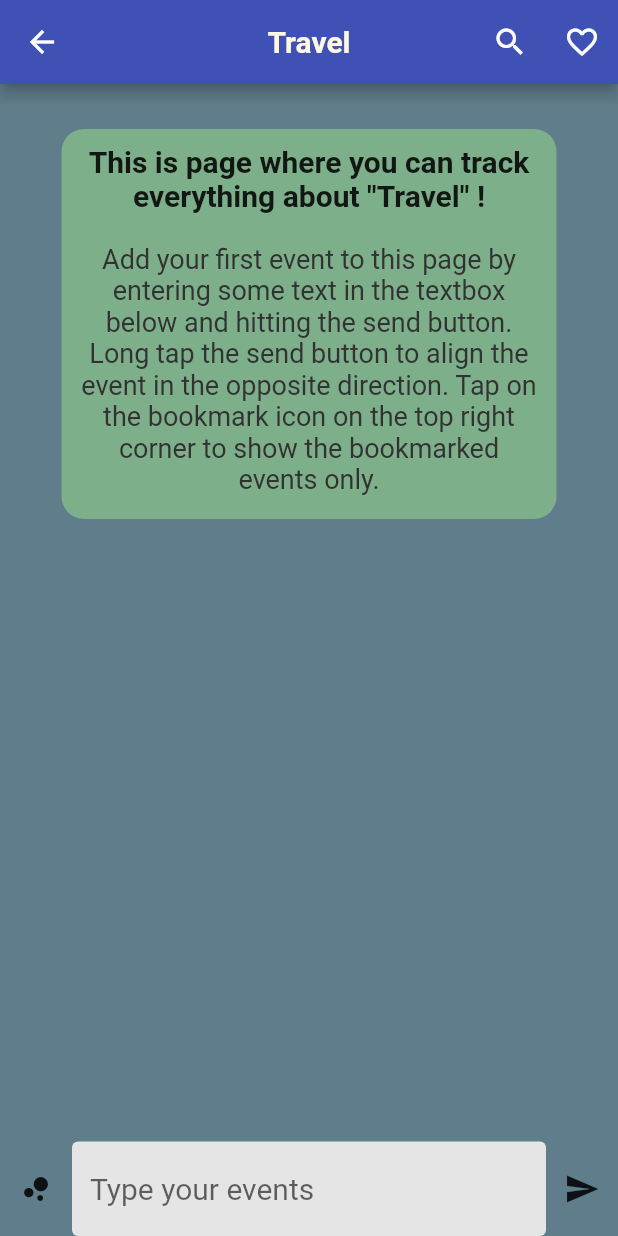
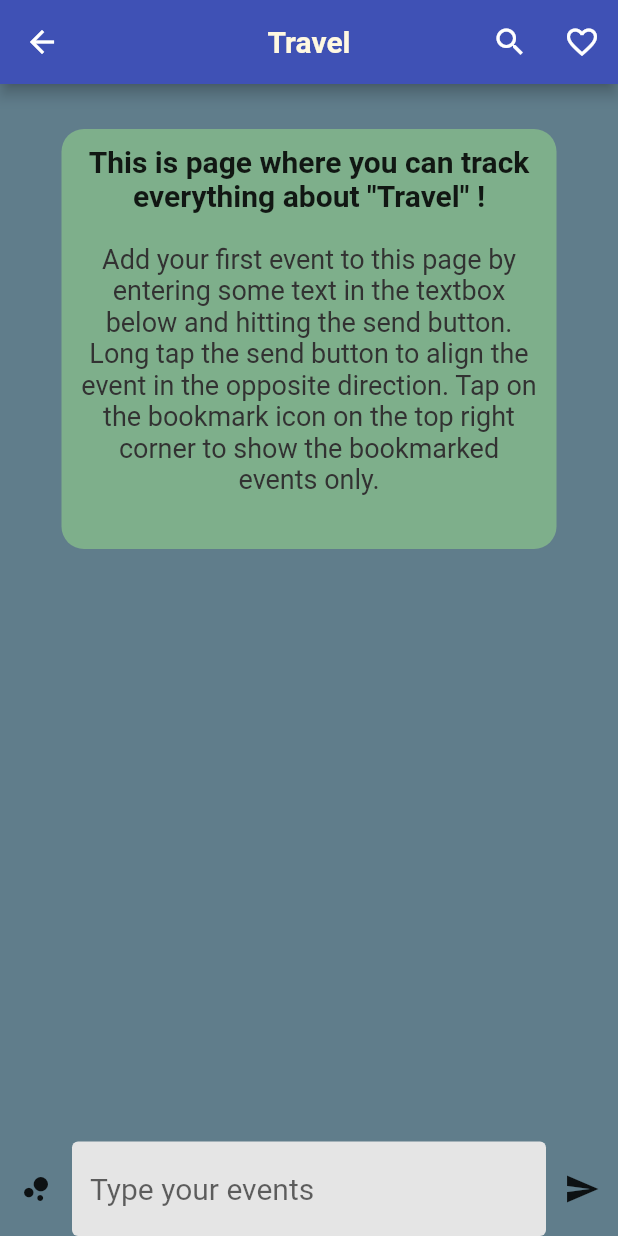
Before and after one commit to What-the-Flutter/WTF-Lab-2, a Flutter app: the screen it shows after launch, after a tap on "Travel", on a phone screen of 412 x 824 dp. Run offline on Flutter 3.47's test engine with Material 2 defaults, Android fonts, the phone set to English and light mode, and no system bars.

Commit message:
Reorganize files into folders

```diff
--- a/786994763/lib/models/page.dart
+++ b/786994763/lib/models/page.dart
@@ -8,7 +8,9 @@ class PageInfo {
   late DateTime createdTime;
   late DateTime lastEditTime;
   List<Event> eventList = [];
+  List<Event> favEventsList = [];
   bool isPinned = false;
+  bool isSelected = false;
 
   PageInfo(this.title, this.icon, this.createdTime, this.lastEditTime);
 }
--- a/786994763/lib/subject_route.dart
+++ b/786994763/lib/pages/events/add_event_route.dart
@@ -1,14 +1,17 @@
 import 'package:flutter/material.dart';
 import 'package:flutter/services.dart';
 
-import '../models/event.dart';
-import 'models/page.dart';
-import 'styles.dart';
+import '../../models/event.dart';
+import '../../models/page.dart';
+import '../../styles.dart';
+import 'const_widgets.dart';
+import 'stateless_widgets_events_page.dart';
 
 class EventList extends StatefulWidget {
   static const routeName = '/events_route';
 
   EventList({Key? key}) : super(key: key);
+  static String title = '';
 
   @override
   _EventListState createState() => _EventListState();
@@ -21,7 +24,6 @@ class _EventListState extends State<EventList> {
 
   List<Event> _eventsList = [];
   List<Event> _favouriteEventsList = [];
-  String _title = '';
   late PageInfo _parentPage;
   int _amountSelectedEvents = 0;
   bool _validateText = false;
@@ -31,7 +33,6 @@ class _EventListState extends State<EventList> {
       'Add your first event to this page by entering some text in the textbox below and hitting the send button. Long tap the send button to align the event in the opposite direction. Tap on the bookmark icon on the top right corner to show the bookmarked events only.';
 
   void _addEvent() {
-    print('selectedIndex: $_selectedIndex');
     if (_selectedIndex != -1) {
       if (_eventsList[_selectedIndex].isEditing == true) {
         _confirmEditingEvent();
@@ -58,11 +59,11 @@ class _EventListState extends State<EventList> {
         if (item.isSelected == true) {
           _textInputController.text = item.content;
           item.isEditing = true;
-          print('${item.content} + ${item.isEditing}');
         }
       }
       _textInputController.selection = TextSelection.fromPosition(
-          TextPosition(offset: _textInputController.text.length));
+        TextPosition(offset: _textInputController.text.length),
+      );
     });
   }
 
@@ -135,7 +136,11 @@ class _EventListState extends State<EventList> {
 
   void _showFavourites() {
     setState(() {
-      _isFavouritesOn ? _isFavouritesOn = false : _isFavouritesOn = true;
+      if (_isFavouritesOn) {
+        _isFavouritesOn = false;
+      } else {
+        _isFavouritesOn = true;
+      }
 
       if (_favouriteEventsList.isEmpty) return;
       _favouriteEventsList.sort((a, b) => a.date.compareTo(b.date));
@@ -162,12 +167,23 @@ class _EventListState extends State<EventList> {
     }
   }
 
+  void _backButton() {
+    if (_eventsList.isEmpty) {
+      Navigator.pop(context, _parentPage);
+    }
+    _parentPage.eventList = _eventsList;
+    _parentPage.lastEditTime = _parentPage.eventList.last.date;
+    Navigator.pop(context, _parentPage);
+  }
+
   @override
   Widget build(BuildContext context) {
-    //print((ModalRoute.of(context)!.settings.arguments as PageInfo).title);
     _parentPage = ModalRoute.of(context)!.settings.arguments as PageInfo;
-    _title = _parentPage.title;
-    if (_parentPage.eventList.isNotEmpty) _eventsList = _parentPage.eventList;
+    EventList.title = _parentPage.title;
+    if (_parentPage.eventList.isNotEmpty && _isFavouritesOn == false) {
+      _eventsList = _parentPage.eventList;
+    }
+
     return MaterialApp(
       home: Scaffold(
         appBar: _isAnyItemSelected() ? _eventSelectedAppBar : _defaultAppBar,
@@ -208,9 +224,7 @@ class _EventListState extends State<EventList> {
             _countSelectedEvents();
           });
         },
-        icon: const Icon(
-          Icons.cancel,
-        ),
+        icon: iconCancel,
       ),
       title: Text(
         '$_amountSelectedEvents',
@@ -231,16 +245,12 @@ class _EventListState extends State<EventList> {
         _amountSelectedEvents == 1
             ? IconButton(
                 onPressed: _editEvent,
-                icon: const Icon(
-                  Icons.edit,
-                ),
+                icon: iconEdit,
               )
             : Container(),
         IconButton(
           onPressed: _copyEvent,
-          icon: const Icon(
-            Icons.copy,
-          ),
+          icon: iconCopy,
         ),
         IconButton(
           onPressed: () {
@@ -249,9 +259,7 @@ class _EventListState extends State<EventList> {
               builder: (var context) => _deleteAlertDilog,
             );
           },
-          icon: const Icon(
-            Icons.delete,
-          ),
+          icon: iconDelete,
         ),
       ],
     );
@@ -262,10 +270,7 @@ class _EventListState extends State<EventList> {
       children: [
         IconButton(
           onPressed: _confirmEditingEvent,
-          icon: const Icon(
-            Icons.check,
-            size: 28,
-          ),
+          icon: iconCheck,
         )
       ],
     );
@@ -276,37 +281,21 @@ class _EventListState extends State<EventList> {
       backgroundColor: Colors.indigo,
       centerTitle: true,
       title: Text(
-        _title,
-        style: TextStyle(
-          fontWeight: FontWeight.bold,
-          fontSize: 20,
-          color: Colors.amber[50],
-        ),
+        EventList.title,
+        style: titlePageStyle,
       ),
       leading: IconButton(
-        icon: const Icon(
-          Icons.arrow_back,
-        ),
-        onPressed: () {
-          _parentPage.eventList = _eventsList;
-          Navigator.pop(context, _parentPage);
-        },
+        icon: iconArrowBack,
+        onPressed: _backButton,
       ),
       actions: <Widget>[
         IconButton(
           onPressed: () {},
-          icon: const Icon(Icons.search),
+          icon: iconSearch,
         ),
         IconButton(
           onPressed: _showFavourites,
-          icon: _isFavouritesOn
-              ? const Icon(
-                  Icons.favorite_rounded,
-                  color: Color(0xffFC0A54),
-                )
-              : const Icon(
-                  Icons.favorite_outline,
-                ),
+          icon: _isFavouritesOn ? favouriteIcon : favouriteIconOutlined,
         ),
       ],
     );
@@ -315,16 +304,14 @@ class _EventListState extends State<EventList> {
   Widget get _routeBody {
     return Column(
       children: <Widget>[
-        _eventsList.isNotEmpty ? _messagesWidget : _noMessageWidget,
+        _eventsList.isNotEmpty ? _messagesWidget : const NoEventsWidget(),
         Align(
           alignment: Alignment.bottomCenter,
           child: Row(
             children: <Widget>[
               IconButton(
                 onPressed: () {},
-                icon: const Icon(
-                  Icons.bubble_chart,
-                ),
+                icon: iconBubbleChart,
               ),
               Expanded(
                 child: SizedBox(
@@ -333,9 +320,7 @@ class _EventListState extends State<EventList> {
               ),
               IconButton(
                 onPressed: _addEvent,
-                icon: const Icon(
-                  Icons.send,
-                ),
+                icon: iconSendEvent,
               ),
             ],
           ),
@@ -356,12 +341,7 @@ class _EventListState extends State<EventList> {
       ),
       decoration: InputDecoration(
         errorText: _validateText ? "Event can't be empty!" : null,
-        errorStyle: TextStyle(
-          fontWeight: FontWeight.bold,
-          fontSize: 20,
-          foreground: Paint()..color = Colors.white,
-          background: Paint()..color = Colors.red,
-        ),
+        errorStyle: inputErrorStyle,
         enabledBorder: borderStyle,
         focusedBorder: borderStyle,
         hintText: 'Type your events',
@@ -370,8 +350,6 @@ class _EventListState extends State<EventList> {
       ),
     );
   }
-
-  //разбить на отдельные виджеты
 
   Widget get _messagesWidget {
     return Expanded(
@@ -458,82 +436,8 @@ class _EventListState extends State<EventList> {
             style: eventTimeStyle,
           ),
         ),
-        _eventsList[index].isFavourite ? _eventFavourite : _emptyContainer,
-        _eventsList[index].isEdited ? _eventEdited : _emptyContainer,
-      ],
-    );
-  }
-
-  Widget get _eventEdited {
-    return Container(
-      height: 34,
-      child: const Icon(Icons.edit, size: 18),
-      padding: const EdgeInsets.only(left: 4),
-    );
-  }
-
-  Widget get _eventFavourite {
-    return Container(
-      height: 34,
-      child: const Icon(
-        Icons.favorite_rounded,
-        size: 18,
-        color: Color(0xffFC0A54),
-      ),
-      padding: const EdgeInsets.only(left: 6),
-    );
-  }
-
-  Widget get _emptyContainer {
-    return Container(
-      height: 34,
-    );
-  }
-
-  Widget get _noMessageWidget {
-    return Expanded(
-      child: Align(
-        alignment: Alignment.topCenter,
-        child: Padding(
-          padding: const EdgeInsets.only(top: 30),
-          child: Container(
-            decoration: BoxDecoration(
-              color: _accentColor.withOpacity(0.8),
-              borderRadius: BorderRadius.circular(15),
-            ),
-            height: 260,
-            width: 330,
-            padding: const EdgeInsets.all(10),
-            child: _defaultText,
-          ),
-        ),
-      ),
-    );
-  }
-
-  Widget get _defaultText {
-    return Column(
-      children: [
-        Text(
-          'This is page where you can track everything about "$_title" !',
-          style: const TextStyle(
-            fontSize: 20,
-            fontWeight: FontWeight.bold,
-          ),
-          textAlign: TextAlign.center,
-        ),
-        Padding(
-          child: Text(
-            '$_aboutRoute',
-            style: const TextStyle(
-              fontSize: 18,
-              fontWeight: FontWeight.w400,
-              color: Color(0xff323232),
-            ),
-            textAlign: TextAlign.center,
-          ),
-          padding: const EdgeInsets.only(top: 20),
-        ),
+        _eventsList[index].isFavourite ? eventFavourite : emptyContainer,
+        _eventsList[index].isEdited ? eventEdited : emptyContainer,
       ],
     );
   }
--- /dev/null
+++ b/786994763/lib/pages/events/const_widgets.dart
@@ -0,0 +1,95 @@
+import 'package:flutter/material.dart';
+
+Widget get eventEdited {
+  return Container(
+    height: 34,
+    child: const Icon(Icons.edit, size: 18),
+    padding: const EdgeInsets.only(left: 4),
+  );
+}
+
+Widget get eventFavourite {
+  return Container(
+    height: 34,
+    child: const Icon(
+      Icons.favorite_rounded,
+      size: 18,
+      color: Color(0xffFC0A54),
+    ),
+    padding: const EdgeInsets.only(left: 6),
+  );
+}
+
+Widget get emptyContainer {
+  return Container(
+    height: 34,
+  );
+}
+
+Widget get favouriteIcon {
+  return const Icon(
+    Icons.favorite_rounded,
+    color: Color(0xffFC0A54),
+  );
+}
+
+Widget get favouriteIconOutlined {
+  return const Icon(
+    Icons.favorite_outline,
+  );
+}
+
+Widget get iconCancel {
+  return const Icon(
+    Icons.cancel,
+  );
+}
+
+Widget get iconBubbleChart {
+  return const Icon(
+    Icons.bubble_chart,
+  );
+}
+
+Widget get iconSendEvent {
+  return const Icon(
+    Icons.send,
+  );
+}
+
+Widget get iconSearch {
+  return const Icon(
+    Icons.search,
+  );
+}
+
+Widget get iconEdit {
+  return const Icon(
+    Icons.edit,
+  );
+}
+
+Widget get iconCopy {
+  return const Icon(
+    Icons.copy,
+  );
+}
+
+Widget get iconDelete {
+  return const Icon(
+    Icons.delete,
+  );
+}
+
+Widget get iconCheck {
+  return const Icon(
+    Icons.check,
+    size: 28,
+  );
+}
+
+Widget get iconArrowBack {
+  return const Icon(
+    Icons.arrow_back,
+  );
+}
--- /dev/null
+++ b/786994763/lib/pages/events/stateless_widgets_events_page.dart
@@ -0,0 +1,60 @@
+import 'package:flutter/material.dart';
+
+import 'add_event_route.dart';
+
+class NoEventsWidget extends StatelessWidget {
+  const NoEventsWidget({Key? key}) : super(key: key);
+
+  static const _accentColor = Color(0xff86BB8B);
+  final String _aboutRoute =
+      'Add your first event to this page by entering some text in the textbox below and hitting the send button. Long tap the send button to align the event in the opposite direction. Tap on the bookmark icon on the top right corner to show the bookmarked events only.';
+
+  @override
+  Widget build(BuildContext context) {
+    return Expanded(
+      child: Align(
+        alignment: Alignment.topCenter,
+        child: Padding(
+          padding: const EdgeInsets.only(top: 30),
+          child: Container(
+            decoration: BoxDecoration(
+              color: _accentColor.withOpacity(0.8),
+              borderRadius: BorderRadius.circular(15),
+            ),
+            height: 280,
+            width: 330,
+            padding: const EdgeInsets.all(10),
+            child: _defaultText,
+          ),
+        ),
+      ),
+    );
+  }
+
+  Widget get _defaultText {
+    return Column(
+      children: [
+        Text(
+          'This is page where you can track everything about "${EventList.title}" !',
+          style: const TextStyle(
+            fontSize: 20,
+            fontWeight: FontWeight.bold,
+          ),
+          textAlign: TextAlign.center,
+        ),
+        Padding(
+          child: Text(
+            '$_aboutRoute',
+            style: const TextStyle(
+              fontSize: 18,
+              fontWeight: FontWeight.w400,
+              color: Color(0xff323232),
+            ),
+            textAlign: TextAlign.center,
+          ),
+          padding: const EdgeInsets.only(top: 20),
+        ),
+      ],
+    );
+  }
+}
--- /dev/null
+++ b/786994763/lib/pages/home/bottom_nav_bar.dart
@@ -0,0 +1,43 @@
+import 'package:flutter/material.dart';
+
+class BottomNavBar extends StatelessWidget {
+  const BottomNavBar({Key? key}) : super(key: key);
+
+  @override
+  Widget build(BuildContext context) {
+    return BottomNavigationBar(
+      type: BottomNavigationBarType.fixed,
+      items: const <BottomNavigationBarItem>[
+        BottomNavigationBarItem(
+          icon: Icon(
+            Icons.book,
+            size: 30,
+          ),
+          label: 'Home',
+        ),
+        BottomNavigationBarItem(
+          icon: Icon(
+            Icons.assignment,
+            size: 30,
+          ),
+          label: 'Daily',
+        ),
+        BottomNavigationBarItem(
+          icon: Icon(
+            Icons.map,
+            size: 30,
+          ),
+          label: 'Timeline',
+        ),
+        BottomNavigationBarItem(
+          icon: Icon(
+            Icons.explore,
+            size: 30,
+          ),
+          label: 'Explore',
+          backgroundColor: Colors.green,
+        ),
+      ],
+    );
+  }
+}
--- a/786994763/lib/main.dart
+++ b/786994763/lib/pages/home/main.dart
@@ -2,10 +2,11 @@ import 'dart:ui';
 
 import 'package:flutter/material.dart';
 
-import 'add_page_route.dart';
-import 'models/page.dart';
-import 'styles.dart';
-import 'subject_route.dart';
+import '../../models/page.dart';
+import '../../styles.dart';
+import '../creating_new_page/add_page_route.dart';
+import '../events/add_event_route.dart';
+import 'bottom_nav_bar.dart';
 
 void main() {
   runApp(const MyApp());
@@ -21,7 +22,7 @@ class MyApp extends StatelessWidget {
       theme: ThemeData(primarySwatch: Colors.indigo),
       initialRoute: '/',
       routes: {
-        '/': (context) => const ChatJournal(title: 'Chat Journal'),
+        '/': (context) => ChatJournal(title: 'Chat Journal'),
         EventList.routeName: (context) => EventList(),
         PageInput.routeName: (context) => PageInput(),
       },
@@ -30,7 +31,7 @@ class MyApp extends StatelessWidget {
 }
 
 class ChatJournal extends StatefulWidget {
-  const ChatJournal({Key? key, this.title}) : super(key: key);
+  ChatJournal({Key? key, this.title}) : super(key: key);
   final String? title;
 
   @override
@@ -38,27 +39,40 @@ class ChatJournal extends StatefulWidget {
 }
 
 class _ChatJournalState extends State<ChatJournal> {
+  final _accentColor = const Color(0xff86BB8B);
   int _selectedIndex = -1;
-
-  final _accentColor = const Color(0xff86BB8B);
-
   List<PageInfo> _pagesList = [];
 
+  void _addEvents(int index) async {
+    await Navigator.pushNamed(context, EventList.routeName,
+        arguments: _pagesList[index]);
+    _pagesList.sort((a, b) => a.lastEditTime.compareTo(b.lastEditTime));
+    _pagesList = _pagesList.reversed.toList();
+    setState(() {});
+  }
+
+  void _toggleSelection(int index) {
+    setState(() {
+      if (_pagesList[index].isSelected) {
+        _pagesList[index].isSelected = false;
+        print('selected');
+      } else {
+        _pagesList[index].isSelected = true;
+        print('not selected');
+      }
+    });
+  }
+
   void _addNewPage() async {
+    print('kekew');
     final result = await Navigator.pushNamed(
       context,
       PageInput.routeName,
       arguments: _pagesList,
     ) as List<PageInfo>;
-    _pagesList = result;
-    setState(() {});
-  }
-
-  void _addEvents(int index) async {
-    print('kek: $_pagesList[index].title');
-    await Navigator.pushNamed(context, EventList.routeName,
-        arguments: _pagesList[index]);
-    //_pagesList[index] = result;
+    result.sort((a, b) => a.lastEditTime.compareTo(b.lastEditTime));
+    _pagesList = result.reversed.toList();
+    print(_pagesList.first.title);
     setState(() {});
   }
 
@@ -92,14 +106,68 @@ class _ChatJournalState extends State<ChatJournal> {
           Expanded(
             child: Padding(
               padding: const EdgeInsets.only(top: 20),
-              child: _pagesListView,
+              child: _pageListView,
             ),
           ),
         ],
       ),
       backgroundColor: Colors.blueGrey,
-      bottomNavigationBar: _bottomNavBar,
+      bottomNavigationBar: const BottomNavBar(),
       floatingActionButton: _fabAddNewPage,
+    );
+  }
+
+  Widget get _pageListView {
+    return ListView.separated(
+      separatorBuilder: (
+        context,
+        index,
+      ) =>
+          const Divider(
+        thickness: 2,
+      ),
+      itemCount: _pagesList.length,
+      itemBuilder: (
+        context,
+        index,
+      ) {
+        return ListTile(
+          onTap: () {
+            void setState() => _selectedIndex = index;
+            _addEvents(index);
+          },
+          onLongPress: () => _toggleSelection(index),
+          selected: index == _selectedIndex,
+          selectedTileColor: Colors.green,
+          contentPadding: const EdgeInsets.only(left: 26),
+          trailing: _pagesList[index].eventList.isNotEmpty
+              ? Container(
+                  child: Text(
+                    '${_pagesList[index].eventList.last.date.hour}:'
+                    '${_pagesList[index].eventList.last.date.minute}',
+                  ),
+                  padding: const EdgeInsets.only(right: 14),
+                )
+              : const Text(''),
+          title: Text(
+            _pagesList[index].title,
+            style: categoryTitleStyle,
+          ),
+          leading: CircleAvatar(
+            child: _pagesList[index].icon,
+            radius: 28,
+          ),
+          subtitle: _pagesList[index].eventList.isNotEmpty
+              ? Text(
+                  _pagesList[index].eventList.last.content,
+                  style: categorySubtitleStyle,
+                )
+              : Text(
+                  _pagesList[index].subtitle,
+                  style: categorySubtitleStyle,
+                ),
+        );
+      },
     );
   }
 
@@ -134,7 +202,9 @@ class _ChatJournalState extends State<ChatJournal> {
     return RichText(
       text: TextSpan(
         children: [
-          TextSpan(text: widget.title),
+          TextSpan(
+            text: widget.title,
+          ),
           WidgetSpan(
             child: Container(
               child: const Text('🏡'),
@@ -142,11 +212,7 @@ class _ChatJournalState extends State<ChatJournal> {
             ),
           ),
         ],
-        style: TextStyle(
-          fontWeight: FontWeight.bold,
-          fontSize: 20,
-          color: Colors.amber[50],
-        ),
+        style: titlePageStyle,
       ),
     );
   }
@@ -177,49 +243,6 @@ class _ChatJournalState extends State<ChatJournal> {
     );
   }
 
-  Widget get _pagesListView {
-    return ListView.separated(
-      separatorBuilder: (context, index) => const Divider(
-        thickness: 2,
-      ),
-      itemCount: _pagesList.length,
-      itemBuilder: (context, index) {
-        return ListTile(
-          onTap: () {
-            void setState() => _selectedIndex = index;
-            _addEvents(index);
-          },
-          selected: index == _selectedIndex,
-          contentPadding: const EdgeInsets.only(left: 26),
-          trailing: _pagesList[index].eventList.isNotEmpty
-              ? Container(
-                  child: Text('${_pagesList[index].eventList.last.date.hour}:' +
-                      '${_pagesList[index].eventList.last.date.hour}'),
-                  padding: const EdgeInsets.only(right: 10),
-                )
-              : const Text(''),
-          title: Text(
-            _pagesList[index].title,
-            style: categoryTitleStyle,
-          ),
-          leading: CircleAvatar(
-            child: _pagesList[index].icon,
-            radius: 28,
-          ),
-          subtitle: _pagesList[index].eventList.isNotEmpty
-              ? Text(
-                  _pagesList[index].eventList.last.content,
-                  style: categorySubtitleStyle,
-                )
-              : Text(
-                  _pagesList[index].subtitle,
-                  style: categorySubtitleStyle,
-                ),
-        );
-      },
-    );
-  }
-
   Widget get _fabAddNewPage {
     return FloatingActionButton(
       child: const Icon(
@@ -231,41 +254,4 @@ class _ChatJournalState extends State<ChatJournal> {
       onPressed: _addNewPage,
     );
   }
-
-  BottomNavigationBar get _bottomNavBar {
-    return BottomNavigationBar(
-      type: BottomNavigationBarType.fixed,
-      items: const <BottomNavigationBarItem>[
-        BottomNavigationBarItem(
-          icon: Icon(
-            Icons.book,
-            size: 30,
-          ),
-          label: 'Home',
-        ),
-        BottomNavigationBarItem(
-          icon: Icon(
-            Icons.assignment,
-            size: 30,
-          ),
-          label: 'Daily',
-        ),
-        BottomNavigationBarItem(
-          icon: Icon(
-            Icons.map,
-            size: 30,
-          ),
-          label: 'Timeline',
-        ),
-        BottomNavigationBarItem(
-          icon: Icon(
-            Icons.explore,
-            size: 30,
-          ),
-          label: 'Explore',
-          backgroundColor: Colors.green,
-        ),
-      ],
-    );
-  }
 }
--- a/786994763/lib/styles.dart
+++ b/786994763/lib/styles.dart
@@ -1,4 +1,10 @@
 import 'package:flutter/material.dart';
+
+TextStyle titlePageStyle = TextStyle(
+  fontWeight: FontWeight.bold,
+  fontSize: 20,
+  color: Colors.amber[50],
+);
 
 const categoryTitleStyle = TextStyle(
   fontSize: 24,
@@ -25,3 +31,10 @@ const pageInputHintStyle = TextStyle(
 const borderStyle = OutlineInputBorder(
   borderSide: BorderSide(color: Colors.transparent),
 );
+
+TextStyle inputErrorStyle = TextStyle(
+  fontWeight: FontWeight.bold,
+  fontSize: 20,
+  foreground: Paint()..color = Colors.white,
+  background: Paint()..color = Colors.red,
+);
```
Also changed, not shown: 786994763/lib/pages/creating_new_page/add_page_route.dart (renamed from 786994763/lib/add_page_route.dart, +4 -3 lines).
